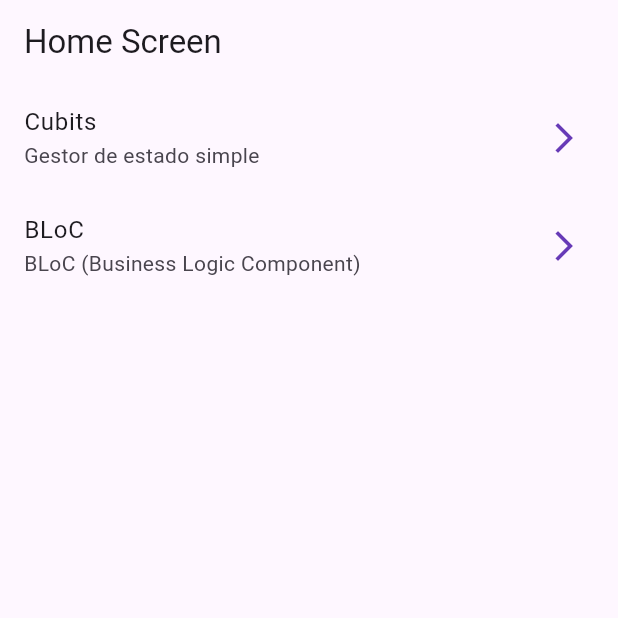
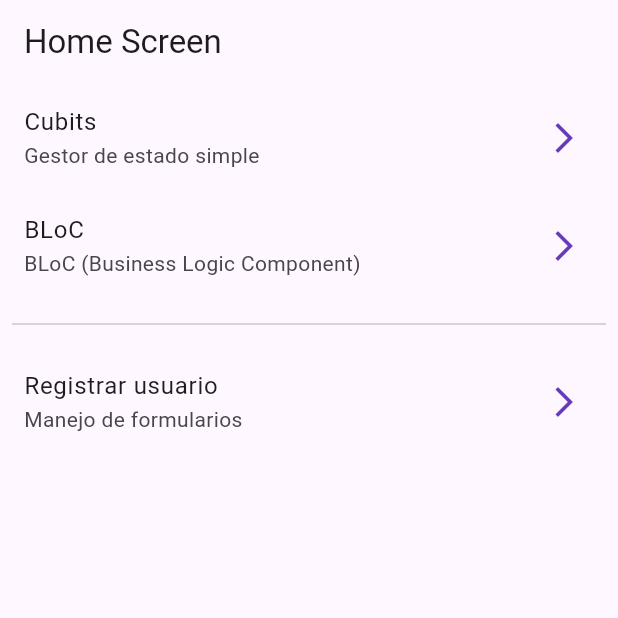
Before and after one commit to afperdomo2/forms_app, a Flutter app: the screen it shows after launch, on a phone screen of 412 x 824 dp, the top half of it. Run offline on Flutter 3.47's test engine with Material 3 defaults, Android fonts, the phone set to English and light mode, and no system bars; our stand-ins replace equatable, flutter_bloc, go_router.

Commit message:
Feat: Añadir pantalla de registro de usuario y enlazar en la pantalla principal

```diff
--- a/lib/config/router/app_router.dart
+++ b/lib/config/router/app_router.dart
@@ -1,6 +1,7 @@
 import 'package:forms_app/features/bloc_counter/screens/bloc_counter_screen.dart';
 import 'package:forms_app/features/cubit_couter/screens/cubit_counter_screen.dart';
 import 'package:forms_app/features/home/screens/home_screen.dart';
+import 'package:forms_app/features/register/screens/register_screen.dart';
 import 'package:go_router/go_router.dart';
 
 final appRouter = GoRouter(
@@ -17,5 +18,9 @@ final appRouter = GoRouter(
       path: '/bloc-counter',
       builder: (context, state) => const BlocCounterScreen(),
     ),
+    GoRoute(
+      path: '/register',
+      builder: (context, state) => const RegisterScreen(),
+    ),
   ],
 );
--- a/lib/features/home/screens/home_screen.dart
+++ b/lib/features/home/screens/home_screen.dart
@@ -24,7 +24,13 @@ class HomeScreen extends StatelessWidget {
             trailing: const Icon(Icons.arrow_forward_ios),
             onTap: () => context.push('/bloc-counter'),
           ),
-          // const Padding(padding: EdgeInsets.all(8.0), child: Divider()),
+          const Padding(padding: EdgeInsets.all(8.0), child: Divider()),
+          ListTile(
+            title: const Text('Registrar usuario'),
+            subtitle: const Text('Manejo de formularios'),
+            trailing: const Icon(Icons.arrow_forward_ios),
+            onTap: () => context.push('/register'),
+          ),
         ],
       ),
     );
```
Also changed, not shown: lib/features/register/screens/register_screen.dart (added, +54 -0 lines).
